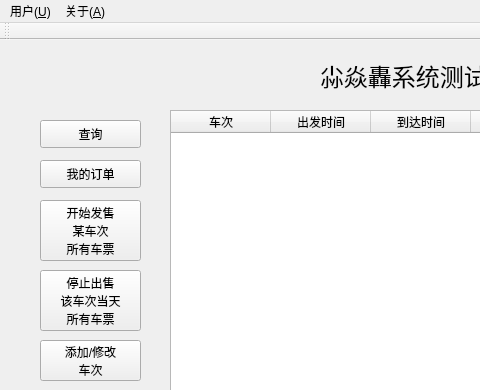
Before: the Qt Designer form Qt/TrainBoom/mainwindow.ui in zidaneandmessi/TrainBoom_FrontEnd, drawn with Qt 5; both pictures show x 0 to 480 and y 0 to 390 of the 886 by 623 pixel window.
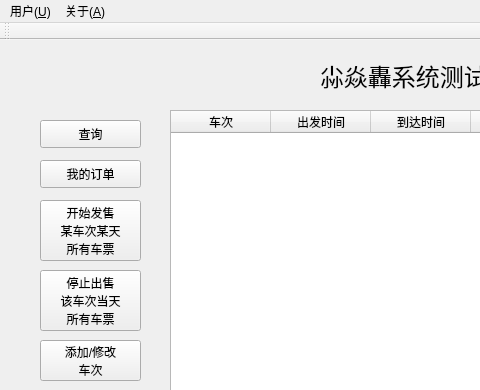
After: the same form once the commit is applied.

Patch:
```diff
--- a/Qt/TrainBoom/mainwindow.ui
+++ b/Qt/TrainBoom/mainwindow.ui
@@ -134,7 +134,7 @@
     </property>
     <property name="text">
      <string>开始发售
-某车次
+某车次某天
 所有车票</string>
     </property>
    </widget>
```
